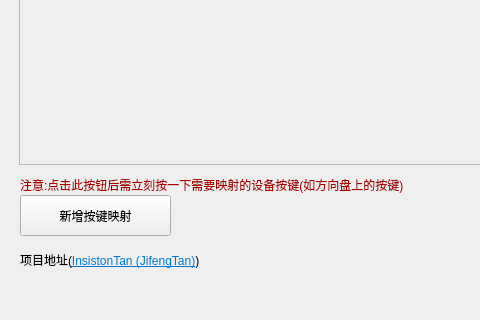
Before: the Qt Designer form mainwindow.ui in InsistonTan/KeyMappingsTool, drawn with Qt 5; both pictures show x 0 to 480 and y 285 to 605 of the 803 by 605 pixel window.
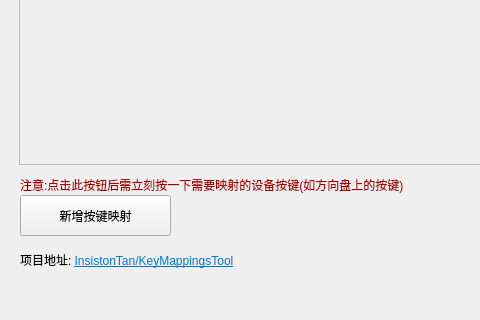
After: the same form once the commit is applied.

Commit message: add window icon

The edit to the form file:
```diff
--- a/mainwindow.ui
+++ b/mainwindow.ui
@@ -283,12 +283,12 @@
      <rect>
       <x>20</x>
       <y>530</y>
-      <width>271</width>
+      <width>301</width>
       <height>31</height>
      </rect>
     </property>
     <property name="text">
-     <string>&lt;html&gt;&lt;head/&gt;&lt;body&gt;&lt;p&gt;项目地址(&lt;a href=&quot;https://github.com/InsistonTan&quot;&gt;&lt;span style=&quot; text-decoration: underline; color:#0078d4;&quot;&gt;InsistonTan (JifengTan)&lt;/span&gt;&lt;/a&gt;)&lt;/p&gt;&lt;/body&gt;&lt;/html&gt;</string>
+     <string>&lt;html&gt;&lt;head/&gt;&lt;body&gt;&lt;p&gt;项目地址: &lt;a href=&quot;https://github.com/InsistonTan/KeyMappingsTool&quot;&gt;&lt;span style=&quot; text-decoration: underline; color:#0078d4;&quot;&gt;InsistonTan/KeyMappingsTool&lt;/span&gt;&lt;/a&gt;&lt;/p&gt;&lt;/body&gt;&lt;/html&gt;</string>
     </property>
     <property name="textFormat">
      <enum>Qt::TextFormat::RichText</enum>
```
The commit also changes 3 other files.
